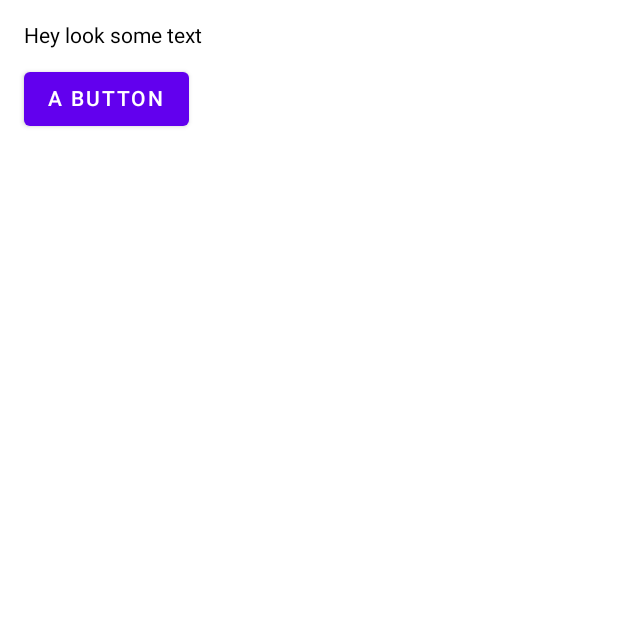
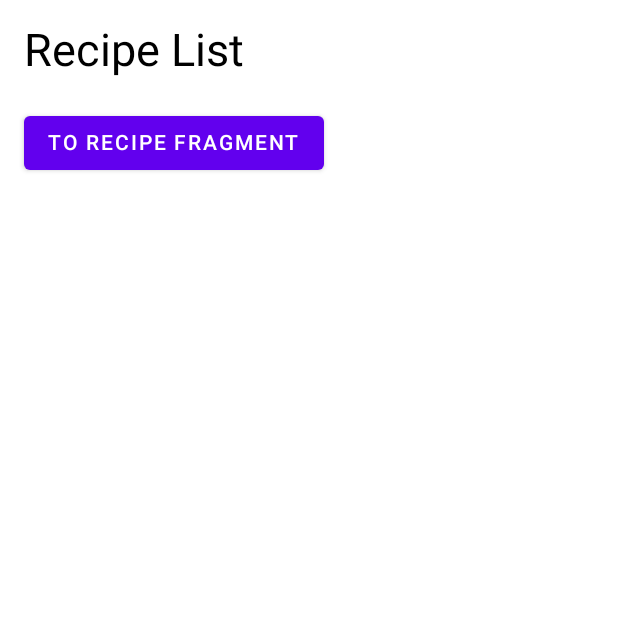
Before and after one commit to lukaszbirski/RecipeApp, an Android app built with Jetpack Compose: the screen it shows after launch (MainActivity), on a phone screen of 412 x 824 dp, the top half of it. Run offline under Robolectric (Android 15) with nearby library versions, the phone set to English and light mode, and no system bars.

Commit message:
added navigation to MainActivity

```diff
--- a/app/build.gradle
+++ b/app/build.gradle
@@ -49,6 +49,10 @@ android {
 
 dependencies {
 
+    def nav_version = "2.3.2"
+    implementation "androidx.navigation:navigation-fragment-ktx:$nav_version"
+    implementation "androidx.navigation:navigation-ui-ktx:$nav_version"
+
     implementation 'androidx.core:core-ktx:1.7.0'
     implementation 'androidx.appcompat:appcompat:1.3.1'
     implementation 'com.google.android.material:material:1.4.0'
--- a/app/src/main/java/pl/birskidev/recipeapp/MainActivity.kt
+++ b/app/src/main/java/pl/birskidev/recipeapp/MainActivity.kt
@@ -1,46 +1,12 @@
 package pl.birskidev.recipeapp
 
 import android.os.Bundle
-import androidx.activity.ComponentActivity
-import androidx.activity.compose.setContent
-import androidx.compose.foundation.layout.Column
-import androidx.compose.foundation.layout.Spacer
-import androidx.compose.foundation.layout.padding
-import androidx.compose.material.Button
-import androidx.compose.material.MaterialTheme
-import androidx.compose.material.Surface
-import androidx.compose.material.Text
-import androidx.compose.runtime.Composable
-import androidx.compose.ui.Modifier
-import androidx.compose.ui.tooling.preview.Preview
-import androidx.compose.ui.unit.dp
-import pl.birskidev.recipeapp.ui.theme.RecipeAppTheme
+import androidx.appcompat.app.AppCompatActivity
+import pl.birskidev.recipeapp.R.layout.activity_main
 
-class MainActivity : ComponentActivity() {
+class MainActivity : AppCompatActivity() {
     override fun onCreate(savedInstanceState: Bundle?) {
         super.onCreate(savedInstanceState)
-        setContent {
-            DisplayView()
-        }
+        setContentView(activity_main)
     }
 }
-
-@Composable
-fun DisplayView() {
-    Column(
-        modifier = Modifier.padding(16.dp)
-    ) {
-        Text(text = "Hey look some text")
-        Spacer(modifier = Modifier.padding(top = 10.dp))
-        Button(onClick = {}) {
-            Text(text = "A BUTTON")
-        }
-
-    }
-}
-
-@Preview(showBackground = true)
-@Composable
-fun DefaultPreview() {
-    DisplayView()
-}
--- /dev/null
+++ b/app/src/main/java/pl/birskidev/recipeapp/RecipeFragment.kt
@@ -0,0 +1,45 @@
+package pl.birskidev.recipeapp
+
+import android.os.Bundle
+import android.view.LayoutInflater
+import android.view.View
+import android.view.ViewGroup
+import androidx.compose.foundation.layout.Column
+import androidx.compose.foundation.layout.Spacer
+import androidx.compose.foundation.layout.padding
+import androidx.compose.material.Button
+import androidx.compose.material.Text
+import androidx.compose.runtime.Composable
+import androidx.compose.ui.Modifier
+import androidx.compose.ui.platform.ComposeView
+import androidx.compose.ui.tooling.preview.Preview
+import androidx.compose.ui.unit.*
+import androidx.fragment.app.Fragment
+
+class RecipeFragment: Fragment() {
+
+    override fun onCreateView(
+        inflater: LayoutInflater,
+        container: ViewGroup?,
+        savedInstanceState: Bundle?
+    ): View {
+        return ComposeView(requireContext()).apply{
+            setContent {
+                DisplayView()
+            }
+        }
+    }
+
+    @Composable
+    fun DisplayView() {
+        Column(modifier = Modifier.padding(16.dp)) {
+            Text(text = "This is Recipe Fragment", fontSize = 24.sp)
+        }
+    }
+
+    @Preview(showBackground = true)
+    @Composable
+    fun DefaultPreview() {
+        DisplayView()
+    }
+}
--- /dev/null
+++ b/app/src/main/java/pl/birskidev/recipeapp/RecipeListFragment.kt
@@ -0,0 +1,59 @@
+package pl.birskidev.recipeapp
+
+import android.os.Bundle
+import android.view.LayoutInflater
+import android.view.View
+import android.view.ViewGroup
+import androidx.compose.foundation.layout.Column
+import androidx.compose.foundation.layout.Spacer
+import androidx.compose.foundation.layout.padding
+import androidx.compose.material.Button
+import androidx.compose.material.Text
+import androidx.compose.runtime.Composable
+import androidx.compose.ui.Modifier
+import androidx.compose.ui.platform.ComposeView
+import androidx.compose.ui.tooling.preview.Preview
+import androidx.compose.ui.unit.*
+import androidx.fragment.app.Fragment
+import androidx.navigation.fragment.findNavController
+
+class RecipeListFragment: Fragment() {
+
+
+    override fun onCreateView(
+        inflater: LayoutInflater,
+        container: ViewGroup?,
+        savedInstanceState: Bundle?
+    ): View {
+        return ComposeView(requireContext()).apply {
+            setContent {
+                DisplayView()
+            }
+        }
+    }
+
+    @Composable
+    fun DisplayView() {
+        Column(modifier = Modifier.padding(16.dp)) {
+            Text(
+                text = "Recipe List",
+                fontSize = 30.sp
+            )
+            Spacer(modifier = Modifier.padding(10.dp))
+            Button(
+                onClick = {
+                    findNavController().navigate(R.id.action_recipeListFragment_to_recipeFragment)
+                }
+            ) {
+                Text(text = "TO RECIPE FRAGMENT")
+            }
+        }
+    }
+
+    @Preview(showBackground = true)
+    @Composable
+    fun DefaultPreview() {
+        DisplayView()
+    }
+
+}
--- /dev/null
+++ b/app/src/main/res/layout/activity_main.xml
@@ -0,0 +1,23 @@
+<?xml version="1.0" encoding="utf-8"?>
+<androidx.constraintlayout.widget.ConstraintLayout
+    xmlns:android="http://schemas.android.com/apk/res/android"
+    xmlns:app="http://schemas.android.com/apk/res-auto"
+    android:orientation="vertical"
+    android:layout_width="match_parent"
+    android:layout_height="match_parent"
+    >
+
+    <androidx.fragment.app.FragmentContainerView
+        android:layout_width="match_parent"
+        android:layout_height="match_parent"
+        android:id="@+id/main_nav_host_fragment"
+        android:name="androidx.navigation.fragment.NavHostFragment"
+        app:layout_constraintLeft_toLeftOf="parent"
+        app:layout_constraintRight_toRightOf="parent"
+        app:layout_constraintTop_toTopOf="parent"
+        app:layout_constraintBottom_toBottomOf="parent"
+        app:defaultNavHost="true"
+        app:navGraph="@navigation/main_graph"
+        />
+
+</androidx.constraintlayout.widget.ConstraintLayout>
--- /dev/null
+++ b/app/src/main/res/navigation/main_graph.xml
@@ -0,0 +1,19 @@
+<?xml version="1.0" encoding="utf-8"?>
+<navigation xmlns:android="http://schemas.android.com/apk/res/android"
+    xmlns:app="http://schemas.android.com/apk/res-auto"
+    android:id="@+id/main_graph"
+    app:startDestination="@id/recipeListFragment">
+
+    <fragment
+        android:id="@+id/recipeListFragment"
+        android:name="pl.birskidev.recipeapp.RecipeListFragment"
+        android:label="RecipeListFragment" >
+        <action
+            android:id="@+id/action_recipeListFragment_to_recipeFragment"
+            app:destination="@id/recipeFragment" />
+    </fragment>
+    <fragment
+        android:id="@+id/recipeFragment"
+        android:name="pl.birskidev.recipeapp.RecipeFragment"
+        android:label="RecipeFragment" />
+</navigation>
```
